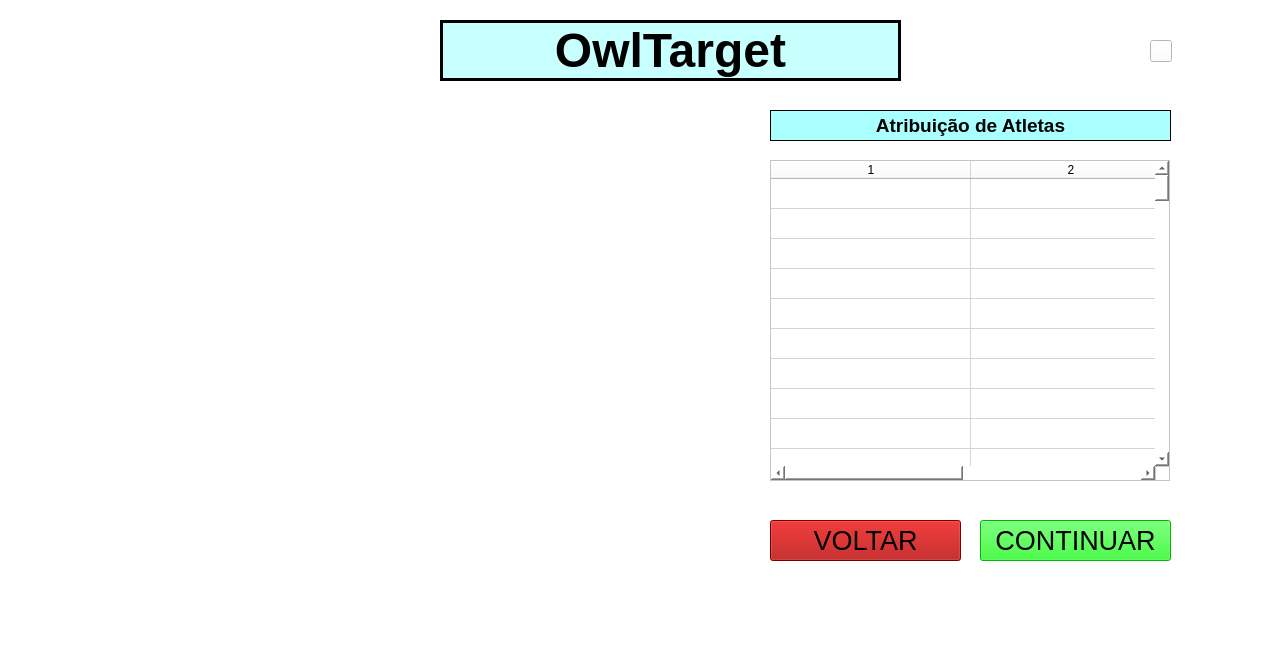
The window that central_pc/gui/mainwindow.ui (xBogas/ES-SACA) describes before a commit, drawn with Qt 5.
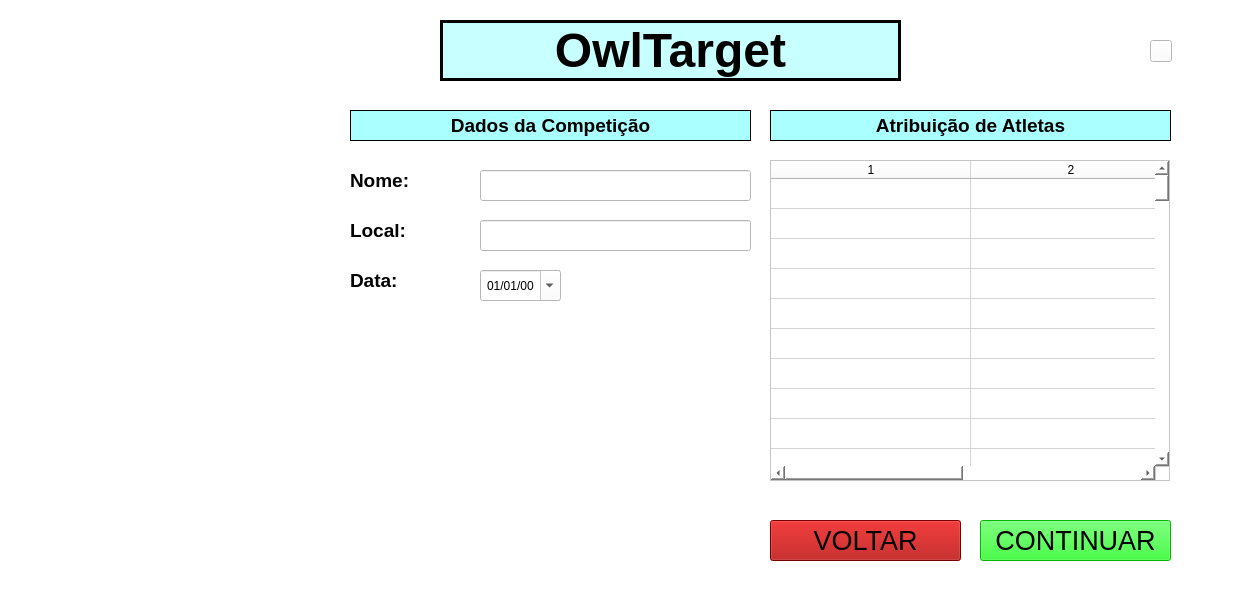
The same window after the commit. Icons and pictures are not drawn.

Commit message: added to GUI the fields to fill in with data competition

What changed in the file:
```diff
--- a/central_pc/gui/mainwindow.ui
+++ b/central_pc/gui/mainwindow.ui
@@ -6,8 +6,8 @@
    <rect>
     <x>0</x>
     <y>0</y>
-    <width>1271</width>
-    <height>666</height>
+    <width>1239</width>
+    <height>609</height>
    </rect>
   </property>
   <property name="windowTitle">
@@ -23,10 +23,10 @@
    <widget class="QLabel" name="label">
     <property name="geometry">
      <rect>
-      <x>80</x>
-      <y>110</y>
-      <width>551</width>
-      <height>441</height>
+      <x>40</x>
+      <y>220</y>
+      <width>276</width>
+      <height>220</height>
      </rect>
     </property>
     <property name="text">
@@ -488,6 +488,140 @@
       <normaloff>resource/img/exit.png</normaloff>resource/img/exit.png</iconset>
     </property>
    </widget>
+   <widget class="QLabel" name="label_3">
+    <property name="geometry">
+     <rect>
+      <x>350</x>
+      <y>110</y>
+      <width>401</width>
+      <height>31</height>
+     </rect>
+    </property>
+    <property name="font">
+     <font>
+      <pointsize>14</pointsize>
+      <bold>true</bold>
+     </font>
+    </property>
+    <property name="styleSheet">
+     <string notr="true">background-color: rgb(170, 255, 255);</string>
+    </property>
+    <property name="frameShape">
+     <enum>QFrame::Panel</enum>
+    </property>
+    <property name="text">
+     <string>Dados da Competição</string>
+    </property>
+    <property name="alignment">
+     <set>Qt::AlignCenter</set>
+    </property>
+   </widget>
+   <widget class="QLabel" name="label_6">
+    <property name="geometry">
+     <rect>
+      <x>350</x>
+      <y>170</y>
+      <width>71</width>
+      <height>21</height>
+     </rect>
+    </property>
+    <property name="font">
+     <font>
+      <pointsize>14</pointsize>
+      <bold>true</bold>
+     </font>
+    </property>
+    <property name="text">
+     <string>Nome:</string>
+    </property>
+   </widget>
+   <widget class="QLineEdit" name="nameText">
+    <property name="geometry">
+     <rect>
+      <x>480</x>
+      <y>170</y>
+      <width>271</width>
+      <height>31</height>
+     </rect>
+    </property>
+    <property name="font">
+     <font>
+      <pointsize>12</pointsize>
+     </font>
+    </property>
+   </widget>
+   <widget class="QDateEdit" name="dateText">
+    <property name="geometry">
+     <rect>
+      <x>480</x>
+      <y>270</y>
+      <width>81</width>
+      <height>31</height>
+     </rect>
+    </property>
+    <property name="alignment">
+     <set>Qt::AlignCenter</set>
+    </property>
+    <property name="displayFormat">
+     <string>dd/MM/yy</string>
+    </property>
+    <property name="calendarPopup">
+     <bool>true</bool>
+    </property>
+   </widget>
+   <widget class="QLineEdit" name="localText">
+    <property name="geometry">
+     <rect>
+      <x>480</x>
+      <y>220</y>
+      <width>271</width>
+      <height>31</height>
+     </rect>
+    </property>
+    <property name="font">
+     <font>
+      <pointsize>12</pointsize>
+     </font>
+    </property>
+   </widget>
+   <widget class="QLabel" name="label_7">
+    <property name="geometry">
+     <rect>
+      <x>350</x>
+      <y>220</y>
+      <width>71</width>
+      <height>21</height>
+     </rect>
+    </property>
+    <property name="font">
+     <font>
+      <pointsize>14</pointsize>
+      <bold>true</bold>
+     </font>
+    </property>
+    <property name="text">
+     <string>Local:</string>
+    </property>
+   </widget>
+   <widget class="QLabel" name="label_8">
+    <property name="geometry">
+     <rect>
+      <x>350</x>
+      <y>270</y>
+      <width>61</width>
+      <height>21</height>
+     </rect>
+    </property>
+    <property name="font">
+     <font>
+      <pointsize>14</pointsize>
+      <bold>true</bold>
+     </font>
+    </property>
+    <property name="text">
+     <string>Data:</string>
+    </property>
+   </widget>
   </widget>
  </widget>
  <resources/>
```
The commit also changes 5 other files.
